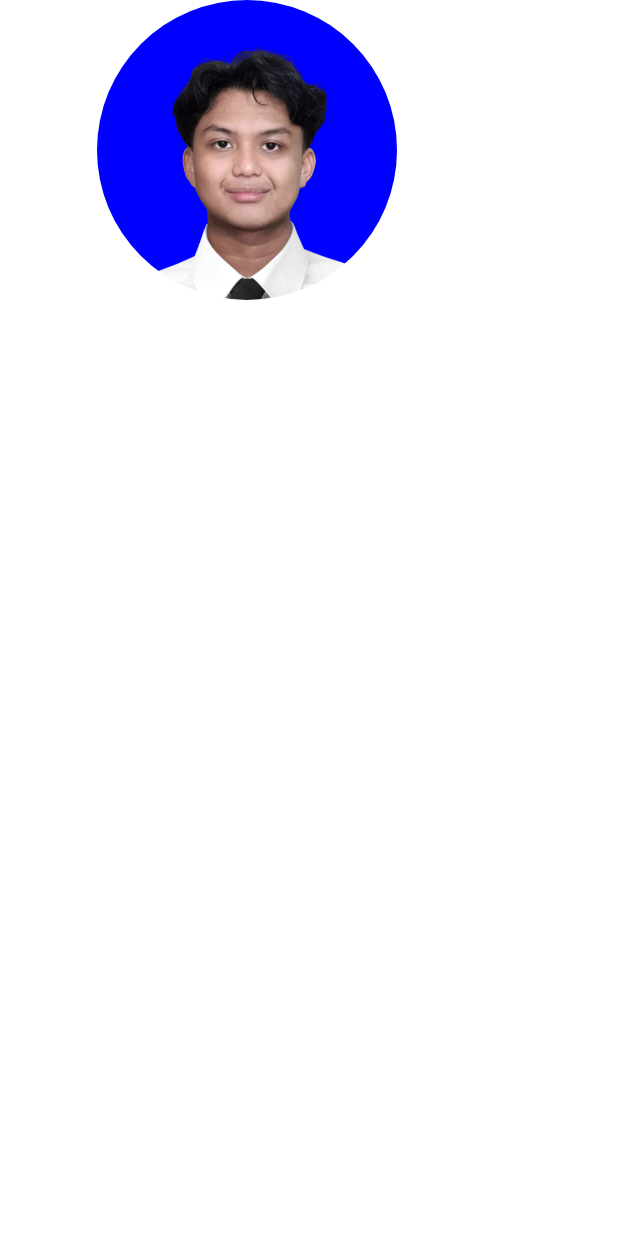
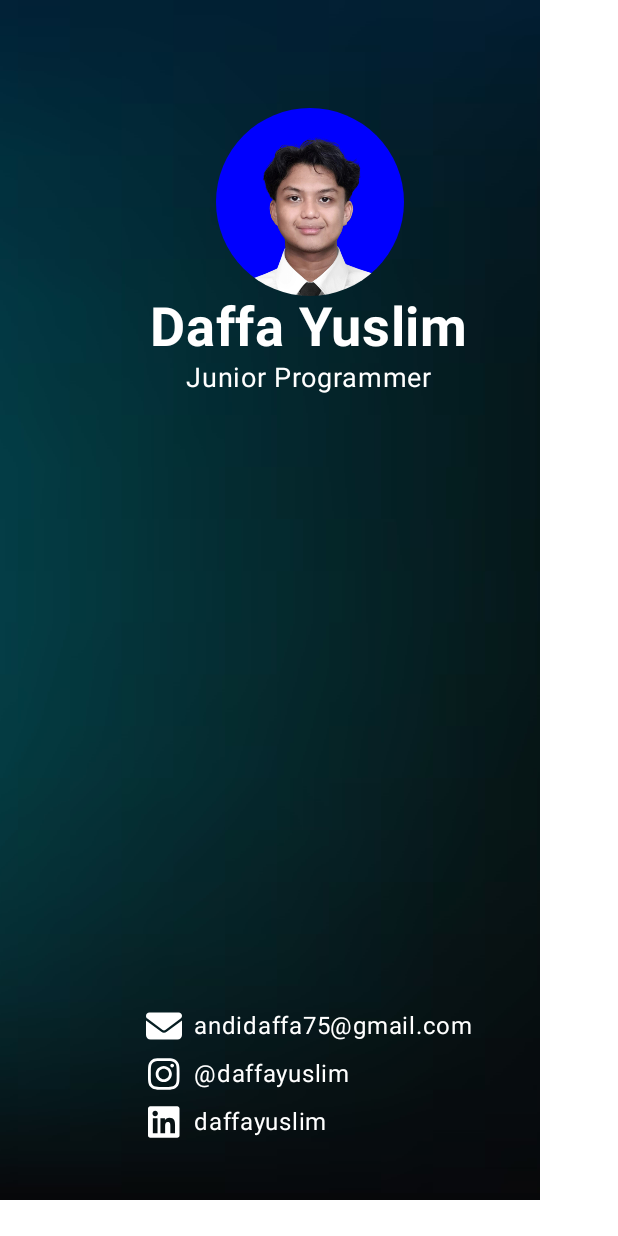
Before and after one commit to Daffa75/unit1-pathway3-D121211067, an Android app built with Jetpack Compose: the @Preview function BusinessCardPreview, on a phone screen of 412 x 824 dp. Run offline under Robolectric (Android 15) with nearby library versions, the phone set to English and light mode, and no system bars.

Commit message:
feat(CardContent): add bgimage and card content

```diff
--- a/app/src/main/java/com/example/businesscard/MainActivity.kt
+++ b/app/src/main/java/com/example/businesscard/MainActivity.kt
@@ -14,12 +14,24 @@ import androidx.compose.ui.res.painterResource
 import androidx.compose.ui.tooling.preview.Preview
 import com.example.businesscard.ui.theme.BusinessCardTheme
 import androidx.compose.foundation.Image
+import androidx.compose.foundation.background
+import androidx.compose.foundation.layout.Arrangement
+import androidx.compose.foundation.layout.Box
+import androidx.compose.foundation.layout.Row
+import androidx.compose.foundation.layout.Spacer
+import androidx.compose.foundation.layout.fillMaxWidth
+import androidx.compose.foundation.layout.height
+import androidx.compose.foundation.layout.padding
+import androidx.compose.foundation.layout.safeContentPadding
 import androidx.compose.foundation.layout.size
 import androidx.compose.foundation.shape.CircleShape
 import androidx.compose.ui.Alignment
 import androidx.compose.ui.draw.clip
 import androidx.compose.ui.graphics.Color
+import androidx.compose.ui.graphics.ColorFilter
+import androidx.compose.ui.graphics.ImageBitmap
 import androidx.compose.ui.layout.ContentScale
+import androidx.compose.ui.res.imageResource
 import androidx.compose.ui.text.font.FontWeight
 import androidx.compose.ui.unit.dp
 import androidx.compose.ui.unit.sp
@@ -51,20 +63,20 @@ fun CardHeader (name: String, title: String, modifier: Modifier = Modifier){
             contentDescription = null,
             contentScale = ContentScale.Fit,
             modifier = Modifier
-                .size(200.dp)
+                .size(125.dp)
                 .clip(shape = CircleShape)
                 .align(alignment = Alignment.CenterHorizontally)
         )
         Text(
             text = name,
-            fontSize = 56.sp,
+            fontSize = 36.sp,
             fontWeight = FontWeight.Bold,
             color = Color.White,
 
         )
         Text(
             text = title,
-            fontSize = 24.sp,
+            fontSize = 18.sp,
             color = Color.White,
             modifier = Modifier
                 .align(alignment = Alignment.CenterHorizontally)
@@ -72,10 +84,89 @@ fun CardHeader (name: String, title: String, modifier: Modifier = Modifier){
     }
 }
 
-@Preview(showBackground = false)
+@Composable
+fun CardFooter (email: String, linkedin: String, instagram: String, modifier: Modifier = Modifier){
+    val emailIcon = painterResource(R.drawable.envelope_solid)
+    val instagramIcon = painterResource(R.drawable.instagram)
+    val linkedinIcon = painterResource(R.drawable.linkedin)
+    val logoModifier = Modifier
+        .size(24.dp)
+
+    Column (verticalArrangement = Arrangement.spacedBy(8.dp)) {
+        Row (horizontalArrangement = Arrangement.spacedBy(8.dp)) {
+            Image(
+                painter = emailIcon,
+                contentDescription = null,
+                modifier = logoModifier,
+                colorFilter = ColorFilter.tint(Color.White),
+            )
+            Text(
+                text = email,
+                fontSize = 16.sp,
+                color = Color.White
+            )
+        }
+        Row (horizontalArrangement = Arrangement.spacedBy(8.dp)) {
+            Image(
+                painter = instagramIcon,
+                contentDescription = null,
+                modifier = logoModifier,
+                colorFilter = ColorFilter.tint(Color.White),
+            )
+            Text(
+                text = instagram,
+                fontSize = 16.sp,
+                color = Color.White
+            )
+        }
+        Row (horizontalArrangement = Arrangement.spacedBy(8.dp)) {
+            Image(
+                painter = linkedinIcon,
+                contentDescription = null,
+                modifier = logoModifier,
+                colorFilter = ColorFilter.tint(Color.White),
+            )
+            Text(
+                text = linkedin,
+                fontSize = 16.sp,
+                color = Color.White
+            )
+        }
+    }
+}
+
+@Composable
+fun CardContent (name: String, title: String, email: String, instagram: String, linkedin: String, modifier: Modifier = Modifier) {
+    val bgImage = painterResource(R.drawable.darkgradient)
+
+    Box (modifier = Modifier.fillMaxSize()){
+        Image(
+            painter = bgImage,
+            contentDescription = null,
+            contentScale = ContentScale.Crop
+        )
+        Column (modifier = Modifier
+            .padding(vertical = 64.dp)
+            .fillMaxSize(),
+            horizontalAlignment = Alignment.CenterHorizontally,
+            verticalArrangement = Arrangement.SpaceBetween
+        ) {
+            Column {
+                Spacer(modifier = Modifier.height(8.dp))
+                CardHeader(name = name, title = title)
+            }
+            CardFooter(email = email, linkedin = linkedin, instagram = instagram)
+        }
+
+    }
+}
+
+@Preview(showBackground = true)
 @Composable
 fun BusinessCardPreview() {
     BusinessCardTheme {
-        CardHeader(name = "Daffa Yuslim", title = "Junior Programmer")
+//        CardHeader(name = "Daffa Yuslim", title = "Junior Programmer")
+//        CardFooter(email = "andidaffa75@gmail.com", linkedin = "daffayuslim", instagram = "@daffayuslim")
+    CardContent(name = "Daffa Yuslim", title = "Junior Programmer", email = "andidaffa75@gmail.com", instagram = "@daffayuslim", linkedin = "daffayuslim")
     }
 }
--- /dev/null
+++ b/app/src/main/res/drawable/envelope_solid.xml
@@ -0,0 +1,9 @@
+<vector xmlns:android="http://schemas.android.com/apk/res/android"
+    android:width="512dp"
+    android:height="512dp"
+    android:viewportWidth="512"
+    android:viewportHeight="512">
+  <path
+      android:fillColor="#FF000000"
+      android:pathData="M48,64C21.5,64 0,85.5 0,112c0,15.1 7.1,29.3 19.2,38.4L236.8,313.6c11.4,8.5 27,8.5 38.4,0L492.8,150.4c12.1,-9.1 19.2,-23.3 19.2,-38.4c0,-26.5 -21.5,-48 -48,-48H48zM0,176V384c0,35.3 28.7,64 64,64H448c35.3,0 64,-28.7 64,-64V176L294.4,339.2c-22.8,17.1 -54,17.1 -76.8,0L0,176z"/>
+</vector>
--- /dev/null
+++ b/app/src/main/res/drawable/instagram.xml
@@ -0,0 +1,9 @@
+<vector xmlns:android="http://schemas.android.com/apk/res/android"
+    android:width="448dp"
+    android:height="512dp"
+    android:viewportWidth="448"
+    android:viewportHeight="512">
+  <path
+      android:fillColor="#FF000000"
+      android:pathData="M224.1,141c-63.6,0 -114.9,51.3 -114.9,114.9s51.3,114.9 114.9,114.9S339,319.5 339,255.9 287.7,141 224.1,141zM224.1,330.6c-41.1,0 -74.7,-33.5 -74.7,-74.7s33.5,-74.7 74.7,-74.7 74.7,33.5 74.7,74.7 -33.6,74.7 -74.7,74.7zM370.5,136.3c0,14.9 -12,26.8 -26.8,26.8 -14.9,0 -26.8,-12 -26.8,-26.8s12,-26.8 26.8,-26.8 26.8,12 26.8,26.8zM446.6,163.5c-1.7,-35.9 -9.9,-67.7 -36.2,-93.9 -26.2,-26.2 -58,-34.4 -93.9,-36.2 -37,-2.1 -147.9,-2.1 -184.9,0 -35.8,1.7 -67.6,9.9 -93.9,36.1s-34.4,58 -36.2,93.9c-2.1,37 -2.1,147.9 0,184.9 1.7,35.9 9.9,67.7 36.2,93.9s58,34.4 93.9,36.2c37,2.1 147.9,2.1 184.9,0 35.9,-1.7 67.7,-9.9 93.9,-36.2 26.2,-26.2 34.4,-58 36.2,-93.9 2.1,-37 2.1,-147.8 0,-184.8zM398.8,388c-7.8,19.6 -22.9,34.7 -42.6,42.6 -29.5,11.7 -99.5,9 -132.1,9s-102.7,2.6 -132.1,-9c-19.6,-7.8 -34.7,-22.9 -42.6,-42.6 -11.7,-29.5 -9,-99.5 -9,-132.1s-2.6,-102.7 9,-132.1c7.8,-19.6 22.9,-34.7 42.6,-42.6 29.5,-11.7 99.5,-9 132.1,-9s102.7,-2.6 132.1,9c19.6,7.8 34.7,22.9 42.6,42.6 11.7,29.5 9,99.5 9,132.1s2.7,102.7 -9,132.1z"/>
+</vector>
--- /dev/null
+++ b/app/src/main/res/drawable/linkedin.xml
@@ -0,0 +1,9 @@
+<vector xmlns:android="http://schemas.android.com/apk/res/android"
+    android:width="448dp"
+    android:height="512dp"
+    android:viewportWidth="448"
+    android:viewportHeight="512">
+  <path
+      android:fillColor="#FF000000"
+      android:pathData="M416,32L31.9,32C14.3,32 0,46.5 0,64.3v383.4C0,465.5 14.3,480 31.9,480L416,480c17.6,0 32,-14.5 32,-32.3L448,64.3c0,-17.8 -14.4,-32.3 -32,-32.3zM135.4,416L69,416L69,202.2h66.5L135.5,416zM102.2,173c-21.3,0 -38.5,-17.3 -38.5,-38.5S80.9,96 102.2,96c21.2,0 38.5,17.3 38.5,38.5 0,21.3 -17.2,38.5 -38.5,38.5zM384.3,416h-66.4L317.9,312c0,-24.8 -0.5,-56.7 -34.5,-56.7 -34.6,0 -39.9,27 -39.9,54.9L243.5,416h-66.4L177.1,202.2h63.7v29.2h0.9c8.9,-16.8 30.6,-34.5 62.9,-34.5 67.2,0 79.7,44.3 79.7,101.9L384.3,416z"/>
+</vector>
--- /dev/null
+++ b/app/src/main/res/drawable/phone_solid.xml
@@ -0,0 +1,9 @@
+<vector xmlns:android="http://schemas.android.com/apk/res/android"
+    android:width="512dp"
+    android:height="512dp"
+    android:viewportWidth="512"
+    android:viewportHeight="512">
+  <path
+      android:fillColor="#FF000000"
+      android:pathData="M164.9,24.6c-7.7,-18.6 -28,-28.5 -47.4,-23.2l-88,24C12.1,30.2 0,46 0,64C0,311.4 200.6,512 448,512c18,0 33.8,-12.1 38.6,-29.5l24,-88c5.3,-19.4 -4.6,-39.7 -23.2,-47.4l-96,-40c-16.3,-6.8 -35.2,-2.1 -46.3,11.6L304.7,368C234.3,334.7 177.3,277.7 144,207.3L193.3,167c13.7,-11.2 18.4,-30 11.6,-46.3l-40,-96z"/>
+</vector>
```
Also changed, not shown: app/src/main/res/drawable-xxhdpi/darkgradient.jpg (added), 1 other file.
